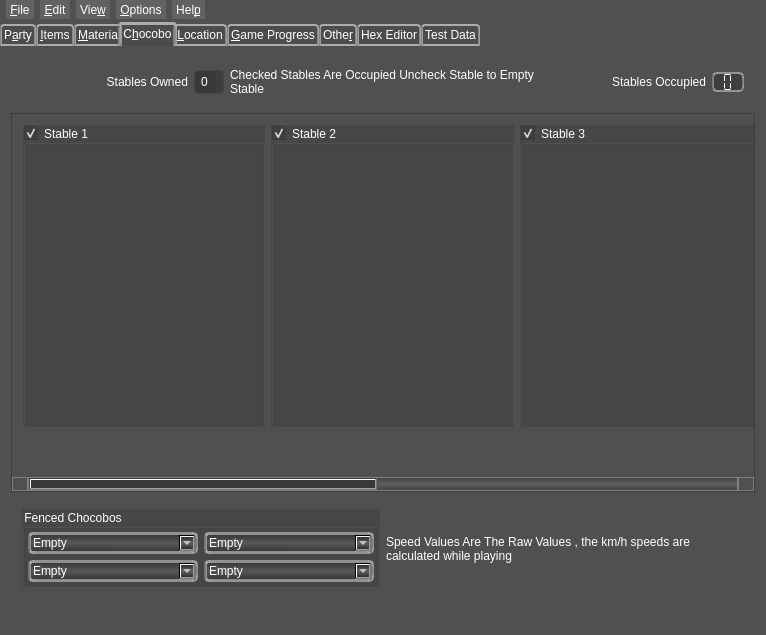
The window that mainwindow.ui (sithlord48/blackchocobo) describes before a commit, drawn with Qt 5.
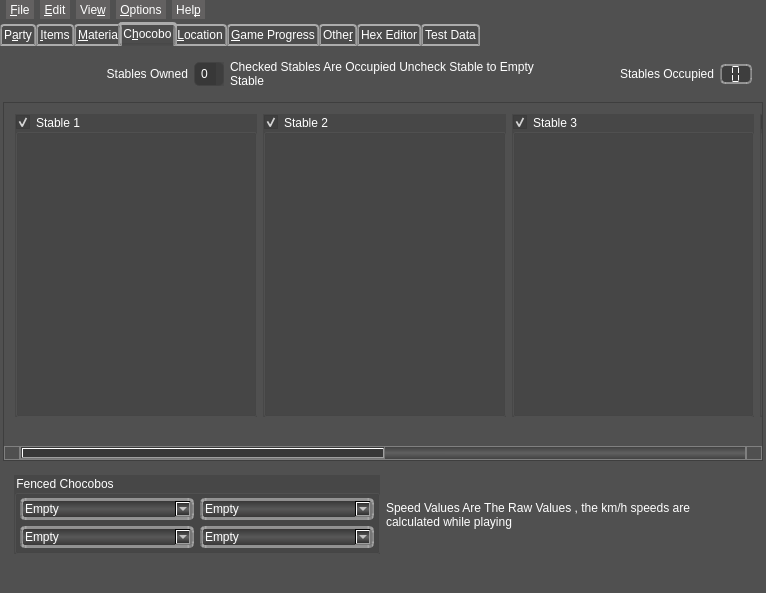
The same window after the commit. The open tabs and pages were chosen to show the change. Icons and pictures are not drawn.

Commit message: Height is now back to a normal size.

Diff of the .ui file:
```diff
--- a/mainwindow.ui
+++ b/mainwindow.ui
@@ -7,14 +7,14 @@
     <x>0</x>
     <y>0</y>
     <width>766</width>
-    <height>635</height>
+    <height>593</height>
    </rect>
   </property>
-  <property name="sizePolicy">
-   <sizepolicy hsizetype="Preferred" vsizetype="Preferred">
-    <horstretch>0</horstretch>
-    <verstretch>0</verstretch>
-   </sizepolicy>
+  <property name="minimumSize">
+   <size>
+    <width>766</width>
+    <height>593</height>
+   </size>
   </property>
   <property name="windowTitle">
    <string>Black Chocobo</string>
@@ -412,7 +412,13 @@
 </string>
   </property>
   <widget class="QWidget" name="centralWidget">
-   <layout class="QVBoxLayout" name="verticalLayout_53">
+   <property name="sizePolicy">
+    <sizepolicy hsizetype="Preferred" vsizetype="Preferred">
+     <horstretch>0</horstretch>
+     <verstretch>0</verstretch>
+    </sizepolicy>
+   </property>
+   <layout class="QHBoxLayout" name="horizontalLayout_17">
     <property name="spacing">
      <number>0</number>
     </property>
@@ -2826,11 +2832,38 @@
         <string>C&amp;hocobo</string>
        </attribute>
        <layout class="QVBoxLayout" name="verticalLayout_57">
+        <property name="spacing">
+         <number>3</number>
+        </property>
+        <property name="leftMargin">
+         <number>3</number>
+        </property>
+        <property name="topMargin">
+         <number>3</number>
+        </property>
+        <property name="rightMargin">
+         <number>3</number>
+        </property>
+        <property name="bottomMargin">
+         <number>3</number>
+        </property>
         <item>
          <widget class="QFrame" name="choco_stables_frame">
+          <property name="sizePolicy">
+           <sizepolicy hsizetype="Preferred" vsizetype="Fixed">
+            <horstretch>0</horstretch>
+            <verstretch>0</verstretch>
+           </sizepolicy>
+          </property>
           <layout class="QHBoxLayout" name="horizontalLayout_51">
            <item>
             <widget class="QLabel" name="label_9">
+             <property name="sizePolicy">
+              <sizepolicy hsizetype="Preferred" vsizetype="Fixed">
+               <horstretch>0</horstretch>
+               <verstretch>0</verstretch>
+              </sizepolicy>
+             </property>
              <property name="text">
               <string>Stables Owned</string>
              </property>
@@ -2841,6 +2874,12 @@
            </item>
            <item>
             <widget class="QSpinBox" name="sb_stables_owned">
+             <property name="sizePolicy">
+              <sizepolicy hsizetype="Minimum" vsizetype="Fixed">
+               <horstretch>0</horstretch>
+               <verstretch>0</verstretch>
+              </sizepolicy>
+             </property>
              <property name="minimumSize">
               <size>
                <width>30</width>
@@ -2866,6 +2905,12 @@
            </item>
            <item>
             <widget class="QLabel" name="label_142">
+             <property name="sizePolicy">
+              <sizepolicy hsizetype="Preferred" vsizetype="Fixed">
+               <horstretch>0</horstretch>
+               <verstretch>0</verstretch>
+              </sizepolicy>
+             </property>
              <property name="text">
               <string>Checked Stables Are Occupied Uncheck Stable to Empty 
 Stable</string>
@@ -2874,6 +2919,12 @@
            </item>
            <item>
             <widget class="QLabel" name="label_141">
+             <property name="sizePolicy">
+              <sizepolicy hsizetype="Preferred" vsizetype="Fixed">
+               <horstretch>0</horstretch>
+               <verstretch>0</verstretch>
+              </sizepolicy>
+             </property>
              <property name="text">
               <string>Stables Occupied</string>
              </property>
@@ -2884,6 +2935,12 @@
            </item>
            <item>
             <widget class="QLCDNumber" name="lcd_stables_occupied">
+             <property name="sizePolicy">
+              <sizepolicy hsizetype="Minimum" vsizetype="Fixed">
+               <horstretch>0</horstretch>
+               <verstretch>0</verstretch>
+              </sizepolicy>
+             </property>
              <property name="maximumSize">
               <size>
                <width>32</width>
@@ -2904,7 +2961,7 @@
         <item>
          <widget class="QScrollArea" name="scrollArea_2">
           <property name="sizePolicy">
-           <sizepolicy hsizetype="Expanding" vsizetype="MinimumExpanding">
+           <sizepolicy hsizetype="Preferred" vsizetype="Preferred">
             <horstretch>0</horstretch>
             <verstretch>0</verstretch>
            </sizepolicy>
@@ -2918,6 +2975,12 @@
              <height>325</height>
             </rect>
            </property>
+           <property name="sizePolicy">
+            <sizepolicy hsizetype="Preferred" vsizetype="Preferred">
+             <horstretch>0</horstretch>
+             <verstretch>0</verstretch>
+            </sizepolicy>
+           </property>
            <property name="styleSheet">
             <string notr="true"/>
            </property>
@@ -3021,6 +3084,12 @@
         </item>
         <item>
          <widget class="QFrame" name="choco_Pen_frame">
+          <property name="sizePolicy">
+           <sizepolicy hsizetype="Preferred" vsizetype="Fixed">
+            <horstretch>0</horstretch>
+            <verstretch>0</verstretch>
+           </sizepolicy>
+          </property>
           <layout class="QHBoxLayout" name="horizontalLayout_124">
            <item>
             <widget class="QGroupBox" name="group_choco_pen">
@@ -10116,7 +10185,14 @@
    <addaction name="menuOptions"/>
    <addaction name="menuAbout"/>
   </widget>
-  <widget class="QStatusBar" name="statusBar"/>
+  <widget class="QStatusBar" name="statusBar">
+   <property name="sizePolicy">
+    <sizepolicy hsizetype="MinimumExpanding" vsizetype="Preferred">
+     <horstretch>0</horstretch>
+     <verstretch>0</verstretch>
+    </sizepolicy>
+   </property>
+  </widget>
   <action name="action_Quit">
    <property name="icon">
     <iconset resource="images.qrc">
```
Left out of the diff: 105 changed lines with no effect on the pictures.
